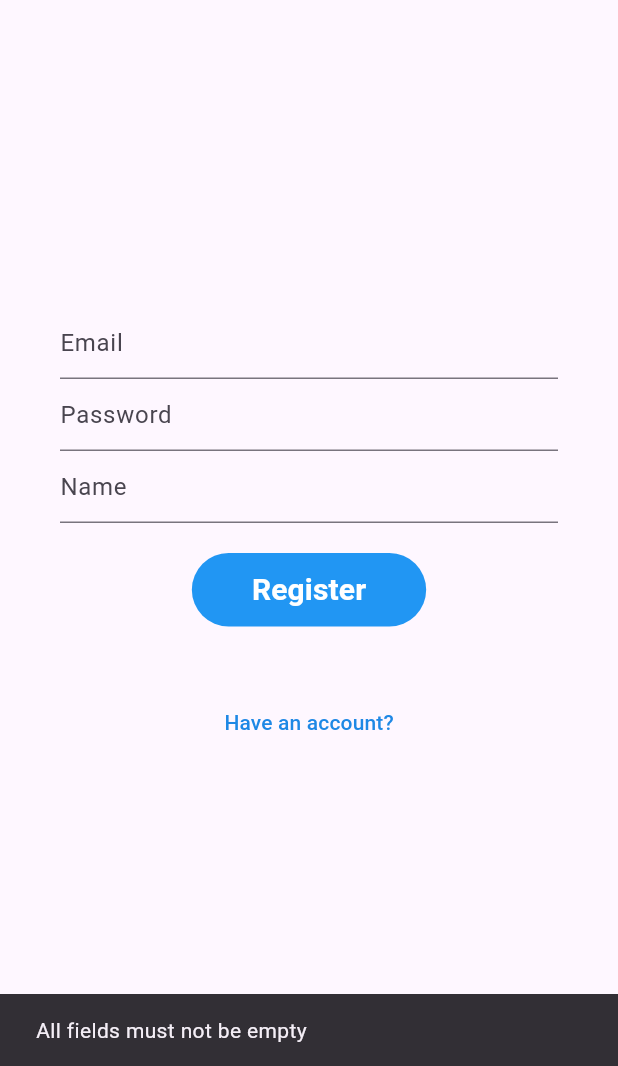
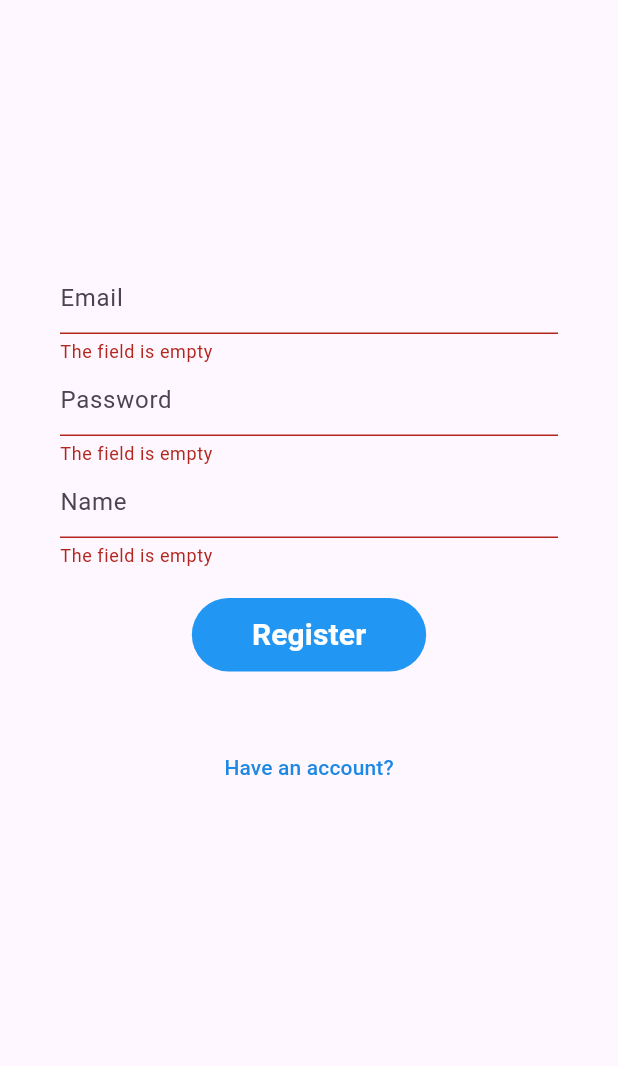
Before and after one commit to Yudnikov-Leonid/TestTaskTwo, a Flutter app: the screen it shows after launch, after a tap on "Register", on a phone screen of 412 x 824 dp, the part 170-1236 px from its top. Run offline on Flutter 3.47's test engine with Material 3 defaults, Android fonts, the phone set to English and light mode, and no system bars; our stand-ins replace cloud_firestore, firebase_auth, firebase_core, flutter_bloc, google_sign_in, synchronized; accounts and stored records are empty.

Commit message:
feature/login ui validation

```diff
--- /dev/null
+++ b/lib/core/presentation/ui_validator.dart
@@ -0,0 +1,41 @@
+abstract class UiValidator {
+  String? isValid(String value);
+}
+
+class EmptyUiValidator implements UiValidator {
+  final UiValidator? next;
+
+  EmptyUiValidator({this.next});
+
+  @override
+  String? isValid(String value) {
+    if (value.isEmpty) {
+      return 'The field is empty';
+    } else {
+      return next?.isValid(value);
+    }
+  }
+}
+
+class EmailUiValidator implements UiValidator {
+  @override
+  String? isValid(String value) {
+    final emailIsValid = RegExp(
+            r"^[a-zA-Z0-9.a-zA-Z0-9.!#$%&'*+-/=?^_`{|}~]+@[a-zA-Z0-9]+\.[a-zA-Z]+")
+        .hasMatch(value);
+    return emailIsValid ? null : 'Email is incorrect';
+  }
+}
+
+class LengthUiValidator implements UiValidator {
+  final UiValidator? next;
+  final int length;
+
+  LengthUiValidator(this.length, {this.next});
+
+  @override
+  String? isValid(String value) {
+    final isValid = value.length >= length;
+    return isValid ? next?.isValid(value) : 'The length must not be less than $length symbols';
+  }
+}
--- a/lib/features/login/presentation/login_bloc.dart
+++ b/lib/features/login/presentation/login_bloc.dart
@@ -6,8 +6,9 @@ import 'package:profile_app/features/login/data/login_ui_type.dart';
 import 'package:firebase_auth/firebase_auth.dart';
 
 class LoginBloc extends Bloc<LoginEvent, LoginState> {
-  LoginBloc({required FirestoreService firestoreService})
-      : _firestoreService = firestoreService,
+  LoginBloc({
+    required FirestoreService firestoreService,
+  })  : _firestoreService = firestoreService,
         super(LoginStateLoading()) {
     on<LoginEventInitial>(onLoginEventInitial);
     on<LoginEventChangeUiType>(onLoginEventChangeUiType);
@@ -33,12 +34,6 @@ class LoginBloc extends Bloc<LoginEvent, LoginState> {
 
   void onLoginEventRegister(
       LoginEventRegister event, Emitter<LoginState> emit) async {
-    if (_data.email.isEmpty || _data.password.isEmpty || _data.name.isEmpty) {
-      emit(LoginStateMessage('All fields must not be empty'));
-      emit(LoginStateBase(_data));
-      return;
-    }
-
     try {
       emit(LoginStateLoading());
       await FirebaseAuth.instance.createUserWithEmailAndPassword(
--- a/lib/features/login/presentation/login_page.dart
+++ b/lib/features/login/presentation/login_page.dart
@@ -5,6 +5,8 @@ import 'package:profile_app/features/login/data/login_ui_type.dart';
 import 'package:profile_app/features/login/presentation/login_bloc.dart';
 import 'package:profile_app/widgets/q_button.dart';
 import 'package:profile_app/widgets/q_dialog.dart';
+
+import '../../../core/presentation/ui_validator.dart';
 
 class LoginPage extends StatefulWidget {
   const LoginPage({super.key});
@@ -17,6 +19,9 @@ class _LoginPageState extends State<LoginPage> {
   final _emailController = TextEditingController();
   final _passwordController = TextEditingController();
   final _nameController = TextEditingController();
+  final _registrationFormKey = GlobalKey<FormState>();
+  final _authFormKey = GlobalKey<FormState>();
+  final _restoreFormKey = GlobalKey<FormState>();
 
   void _updateControllers(LoginData data) {
     _emailController.text = data.email;
@@ -70,55 +75,69 @@ class _LoginPageState extends State<LoginPage> {
   }
 
   Widget _registration() {
-    return Column(
+    return Form(
+      key: _registrationFormKey,
+      child: Column(
         children: [
           _emailTextField(),
           _passwordTextField(),
           _nameTextField(),
           const SizedBox(height: 20),
           QButton('Register', () {
+            if (!_registrationFormKey.currentState!.validate()) return;
             context.read<LoginBloc>().add(LoginEventRegister());
           }),
           const SizedBox(height: 40),
           _changeTypeButton('Have an account?', LoginUiAuth())
         ],
+      ),
     );
   }
 
   Widget _auth() {
-    return Column(
+    return Form(
+      key: _authFormKey,
+      child: Column(
         children: [
           _emailTextField(),
           _passwordTextField(),
           const SizedBox(height: 20),
           QButton('Login', () {
+            if (!_authFormKey.currentState!.validate()) return;
             context.read<LoginBloc>().add(LoginEventAuth());
           }),
           const SizedBox(height: 40),
           _changeTypeButton('Don\'t have an account?', LoginUiRegister()),
           _changeTypeButton('Restore password', LoginUiRestore())
         ],
+      ),
     );
   }
 
   Widget _restore() {
-    return Column(
+    return Form(
+      key: _restoreFormKey,
+      child: Column(
         children: [
           _emailTextField(),
           const SizedBox(height: 20),
           QButton('Send code', () {
+            if (!_restoreFormKey.currentState!.validate()) return;
             context.read<LoginBloc>().add(LoginEventRestore());
           }),
           const SizedBox(height: 40),
           _changeTypeButton('Go back', LoginUiAuth()),
         ],
+      ),
     );
   }
 
   Widget _changeTypeButton(String text, LoginUiType uiType) {
     return TextButton(
         onPressed: () {
-          context.read<LoginBloc>().add(LoginEventChangeUiType(newType: uiType));
+          context
+              .read<LoginBloc>()
+              .add(LoginEventChangeUiType(newType: uiType));
         },
         style: TextButton.styleFrom(
             minimumSize: Size.zero,
@@ -126,28 +145,51 @@ class _LoginPageState extends State<LoginPage> {
         child: Text(text, style: TextStyle(color: Colors.blue.shade600)));
   }
 
+  final _emailValidator = EmptyUiValidator(next: EmailUiValidator());
+
   Widget _emailTextField() {
-    return _textField(_emailController, 'Email', (text) {
+    return _textField(
+      _emailController,
+      'Email',
+      validation: (s) => s == null ? null : _emailValidator.isValid(s),
+      (text) {
         context.read<LoginBloc>().add(LoginEventInputEmail(email: text));
-    });
+      },
+    );
   }
 
+  final _passwordValidator = EmptyUiValidator(next: LengthUiValidator(6));
+
   Widget _passwordTextField() {
-    return _textField(_passwordController, 'Password', isPassword: true, (text) {
+    return _textField(
+      _passwordController,
+      'Password',
+      validation: (s) => s == null ? null : _passwordValidator.isValid(s),
+      isPassword: true,
+      (text) {
         context.read<LoginBloc>().add(LoginEventInputPassword(password: text));
-    });
+      },
+    );
   }
 
+  final _nameValidator = EmptyUiValidator(next: LengthUiValidator(4));
+
   Widget _nameTextField() {
-    return _textField(_nameController, 'Name', (text) {
+    return _textField(
+      _nameController,
+      'Name',
+      validation: (s) => s == null ? null : _nameValidator.isValid(s),
+      (text) {
         context.read<LoginBloc>().add(LoginEventInputName(name: text));
-    });
+      },
+    );
   }
 
   Widget _textField(TextEditingController controller, String hint,
       Function(String) onTextChanged,
-      {bool isPassword = false}) {
-    return TextField(
+      {bool isPassword = false, String? Function(String?)? validation}) {
+    return TextFormField(
+      validator: validation,
       obscureText: isPassword,
       enableSuggestions: !isPassword,
       autocorrect: !isPassword,
```
Also changed, not shown: lib/di.dart (+5 -4 lines). Lines whose indentation alone changed are shown as unchanged.
